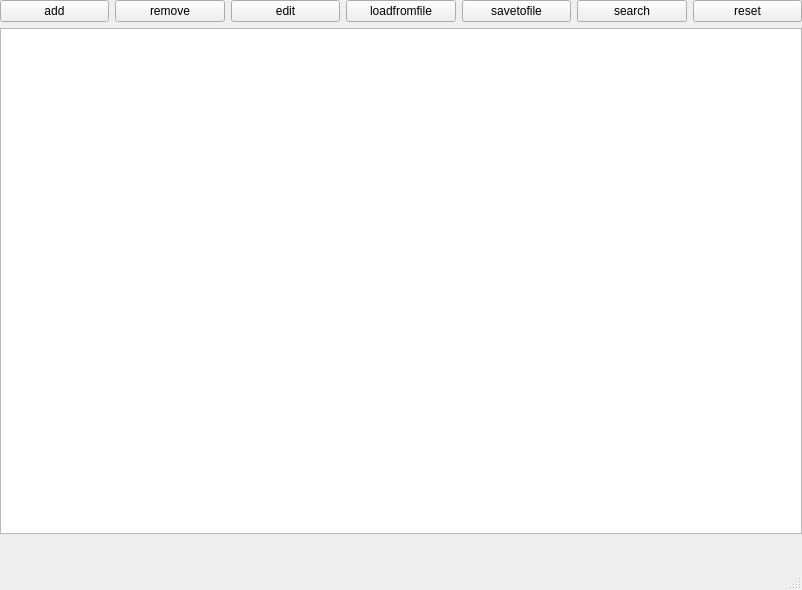
Old version of the form mainwindow.ui in the repository merzkiimir/OOP1.
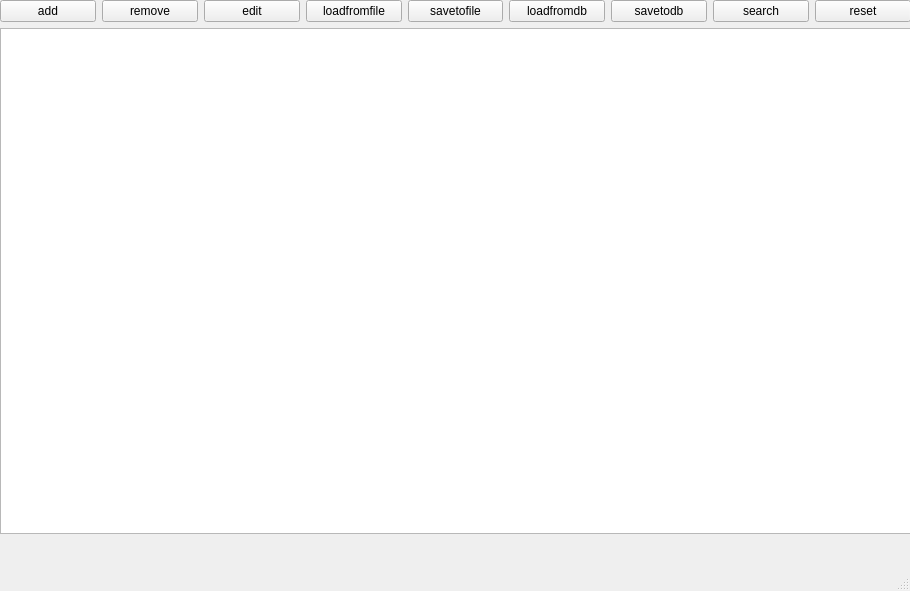
New version of the form.

Patch:
```diff
--- a/mainwindow.ui
+++ b/mainwindow.ui
@@ -6,8 +6,8 @@
    <rect>
     <x>0</x>
     <y>0</y>
-    <width>802</width>
-    <height>590</height>
+    <width>910</width>
+    <height>591</height>
    </rect>
   </property>
   <property name="minimumSize">
@@ -31,7 +31,7 @@
      <rect>
       <x>0</x>
       <y>0</y>
-      <width>802</width>
+      <width>911</width>
       <height>534</height>
      </rect>
     </property>
@@ -73,6 +73,20 @@
          </property>
         </widget>
        </item>
+       <item>
+        <widget class="QPushButton" name="btnLoadDb">
+         <property name="text">
+          <string>loadfromdb</string>
+         </property>
+        </widget>
+       </item>
+       <item>
+        <widget class="QPushButton" name="btnSaveDb">
+         <property name="text">
+          <string>savetodb</string>
+         </property>
+        </widget>
+       </item>
        <item>
         <widget class="QPushButton" name="btnsearch">
          <property name="text">
```
Left out of the diff: 2 changed lines with no effect on the pictures.
